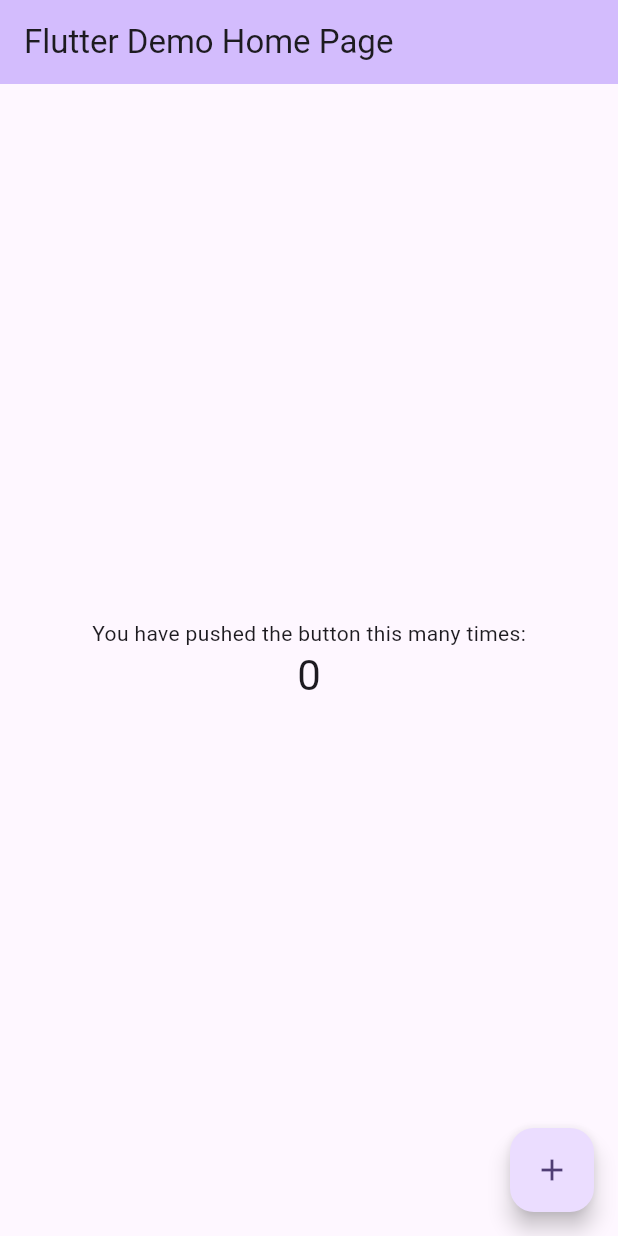
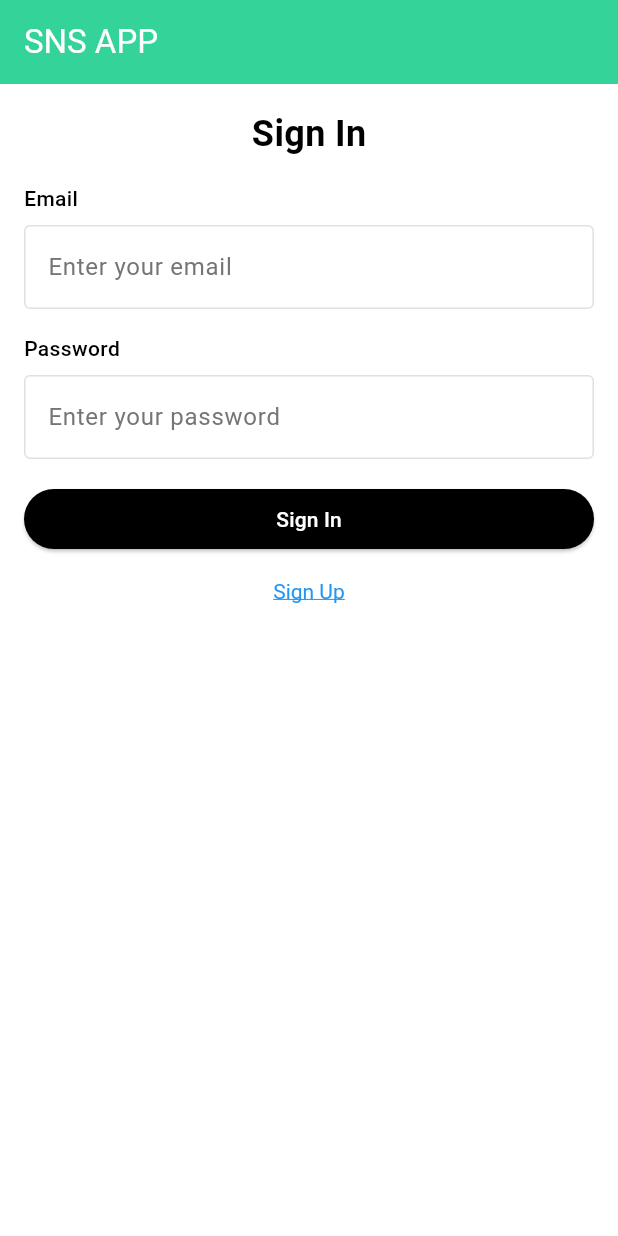
Before and after one commit to SwiftShimizu/SNSApp, a Flutter app: the screen it shows after launch, on a phone screen of 412 x 824 dp. Run offline on Flutter 3.47's test engine with Material 3 defaults, Android fonts, the phone set to English and light mode, and no system bars.

Commit message:
ルーティング実装

```diff
--- a/lib/main.dart
+++ b/lib/main.dart
@@ -1,102 +1,50 @@
-import 'dart:ffi';
+import 'package:flutter/material.dart';
+import 'package:sns_app/screens/home_screen.dart';
 
-import 'package:flutter/material.dart';
+import 'screens/signin_screen.dart';
+import 'screens/signup_screen.dart';
 
 void main() {
-  runApp(const MyApp());
+  runApp(const SnsApp());
 }
 
-class MyApp extends StatelessWidget {
-  const MyApp({super.key});
+class SnsApp extends StatefulWidget {
+  const SnsApp({super.key});
+  @override
+  SnsAppState createState() => SnsAppState();
+}
 
-  // This widget is the root of your application.
+class SnsAppState extends State<SnsApp> {
+// This widget is the root of your application.
   @override
   Widget build(BuildContext context) {
     return MaterialApp(
-      title: 'Flutter Demo',
       theme: ThemeData(
-        colorScheme: ColorScheme.fromSeed(seedColor: Colors.deepPurple),
-        useMaterial3: true,
+        brightness: Brightness.dark,
+        primaryColor: const Color(0xFF34D399),
+        appBarTheme: const AppBarTheme(
+          color: Color(0xFF34D399),
+          elevation: 0.0,
+        ),
+        // colorScheme: ColorScheme.fromSeed(seedColor: Colors.deepPurple),
+        // useMaterial3: true,
       ),
-      home: const MyHomePage(title: 'Flutter Demo Home Page'),
+      // home: const MyHomePage(title: 'Flutter Demo Home Page'),
+      onGenerateRoute: (settings) {
+        switch (settings.name) {
+          case '/':
+            return MaterialPageRoute(builder: (context) => const HomeScreen());
+          case '/signin':
+            return MaterialPageRoute(
+                builder: (context) => const SigninScreen());
+          case '/signup':
+            return MaterialPageRoute(
+                builder: (context) => const SignupScreen());
+          default:
+            return MaterialPageRoute(builder: (context) => const HomeScreen());
+        }
+      },
+      home: const SigninScreen(),
     );
   }
 }
-
-class MyHomePage extends StatefulWidget {
-  const MyHomePage({super.key, required this.title});
-  final String title;
-
-  @override
-  State<MyHomePage> createState() => _MyHomePageState();
-}
-
-class _MyHomePageState extends State<MyHomePage> {
-  int _counter = 0;
-
-  void _incrementCounter() {
-    setState(() {
-      // This call to setState tells the Flutter framework that something has
-      // changed in this State, which causes it to rerun the build method below
-      // so that the display can reflect the updated values. If we changed
-      // _counter without calling setState(), then the build method would not be
-      // called again, and so nothing would appear to happen.
-      _counter++;
-    });
-  }
-
-  @override
-  Widget build(BuildContext context) {
-    // This method is rerun every time setState is called, for instance as done
-    // by the _incrementCounter method above.
-    //
-    // The Flutter framework has been optimized to make rerunning build methods
-    // fast, so that you can just rebuild anything that needs updating rather
-    // than having to individually change instances of widgets.
-    return Scaffold(
-      appBar: AppBar(
-        // TRY THIS: Try changing the color here to a specific color (to
-        // Colors.amber, perhaps?) and trigger a hot reload to see the AppBar
-        // change color while the other colors stay the same.
-        backgroundColor: Theme.of(context).colorScheme.inversePrimary,
-        // Here we take the value from the MyHomePage object that was created by
-        // the App.build method, and use it to set our appbar title.
-        title: Text(widget.title),
-      ),
-      body: Center(
-        // Center is a layout widget. It takes a single child and positions it
-        // in the middle of the parent.
-        child: Column(
-          // Column is also a layout widget. It takes a list of children and
-          // arranges them vertically. By default, it sizes itself to fit its
-          // children horizontally, and tries to be as tall as its parent.
-          //
-          // Column has various properties to control how it sizes itself and
-          // how it positions its children. Here we use mainAxisAlignment to
-          // center the children vertically; the main axis here is the vertical
-          // axis because Columns are vertical (the cross axis would be
-          // horizontal).
-          //
-          // TRY THIS: Invoke "debug painting" (choose the "Toggle Debug Paint"
-          // action in the IDE, or press "p" in the console), to see the
-          // wireframe for each widget.
-          mainAxisAlignment: MainAxisAlignment.center,
-          children: <Widget>[
-            const Text(
-              'You have pushed the button this many times:',
-            ),
-            Text(
-              '$_counter',
-              style: Theme.of(context).textTheme.headlineMedium,
-            ),
-          ],
-        ),
-      ),
-      floatingActionButton: FloatingActionButton(
-        onPressed: _incrementCounter,
-        tooltip: 'Increment',
-        child: const Icon(Icons.add),
-      ), // This trailing comma makes auto-formatting nicer for build methods.
-    );
-  }
-}
--- /dev/null
+++ b/lib/screens/signin_screen.dart
@@ -0,0 +1,95 @@
+import 'package:flutter/material.dart';
+import 'package:sns_app/widgets/form_text_field.dart';
+
+class SigninScreen extends StatefulWidget {
+  const SigninScreen({super.key});
+
+  @override
+  SigninScreenState createState() => SigninScreenState();
+}
+
+class SigninScreenState extends State<SigninScreen> {
+  @override
+  Widget build(BuildContext context) {
+    return Scaffold(
+      backgroundColor: Colors.white,
+      appBar: AppBar(
+        title: const Text(
+          'SNS APP',
+          style: TextStyle(color: Colors.white),
+        ),
+      ),
+      body: Column(
+        children: [
+          Expanded(
+            child: SingleChildScrollView(
+              child: Container(
+                padding: const EdgeInsets.all(16.0),
+                decoration: const BoxDecoration(
+                  color: Colors.white,
+                ),
+                child: Column(
+                  mainAxisAlignment: MainAxisAlignment.center,
+                  crossAxisAlignment: CrossAxisAlignment.center,
+                  children: [
+                    const Text(
+                      'Sign In',
+                      style: TextStyle(
+                        fontSize: 24.0,
+                        fontWeight: FontWeight.bold,
+                        color: Colors.black,
+                      ),
+                    ),
+                    const SizedBox(height: 16.0),
+                    FormTextField(
+                      label: 'Email',
+                      hintText: 'Enter your email',
+                      keyboardType: TextInputType.emailAddress,
+                    ),
+                    const SizedBox(height: 16.0),
+                    FormTextField(
+                      label: 'Password',
+                      hintText: 'Enter your password',
+                      obscureText: true,
+                    ),
+                    const SizedBox(height: 16.0),
+                    SizedBox(
+                      width: double.infinity,
+                      child: ElevatedButton(
+                        onPressed: () {},
+                        style: ButtonStyle(
+                          backgroundColor:
+                              WidgetStateProperty.resolveWith<Color>((states) {
+                            if (states.contains(WidgetState.disabled)) {
+                              return Colors.grey;
+                            }
+                            return Colors.black;
+                          }),
+                        ),
+                        child: const Text(
+                          'Sign In',
+                          style: TextStyle(color: Colors.white),
+                        ),
+                      ),
+                    ),
+                    TextButton(
+                      style: TextButton.styleFrom(
+                        foregroundColor: Colors.blue,
+                        textStyle: const TextStyle(
+                            decoration: TextDecoration.underline),
+                      ),
+                      onPressed: () {
+                        Navigator.pushNamed(context, '/signup');
+                      },
+                      child: const Text("Sign Up"),
+                    )
+                  ],
+                ),
+              ),
+            ),
+          ),
+        ],
+      ),
+    );
+  }
+}
--- /dev/null
+++ b/lib/widgets/form_text_field.dart
@@ -0,0 +1,56 @@
+import 'package:flutter/material.dart';
+
+class FormTextField extends StatelessWidget {
+  final String label;
+  final String hintText;
+  final bool obscureText;
+  final TextInputType? keyboardType;
+  final void Function(String)? onChanged;
+
+  const FormTextField({
+    super.key,
+    required this.label,
+    required this.hintText,
+    this.obscureText = false,
+    this.keyboardType,
+    this.onChanged,
+  });
+
+  @override
+  Widget build(BuildContext context) {
+    return Column(
+      crossAxisAlignment: CrossAxisAlignment.start,
+      children: [
+        Text(
+          label,
+          style: const TextStyle(
+            fontWeight: FontWeight.w500,
+            color: Colors.black,
+          ),
+        ),
+        const SizedBox(height: 8.0),
+        TextField(
+          onChanged: onChanged,
+          obscureText: obscureText,
+          keyboardType: keyboardType,
+          decoration: InputDecoration(
+            hintText: hintText,
+            hintStyle: TextStyle(color: Colors.grey[600]),
+            border: const OutlineInputBorder(),
+            enabledBorder: OutlineInputBorder(
+              borderSide: BorderSide(
+                color: Colors.grey[300]!,
+              ),
+            ),
+            focusedBorder: const OutlineInputBorder(
+              borderSide: BorderSide(
+                color: Colors.blue,
+              ),
+            ),
+          ),
+          style: const TextStyle(color: Colors.black),
+        ),
+      ],
+    );
+  }
+}
```
Also changed, not shown: lib/screens/home_screen.dart (added, +34 -0 lines), lib/screens/signup_screen.dart (added, +89 -0 lines), lib/widgets/header.dart (added, +38 -0 lines), lib/widgets/post_card.dart (added, +47 -0 lines), lib/widgets/post_input.dart (added, +53 -0 lines), 1 other file.
